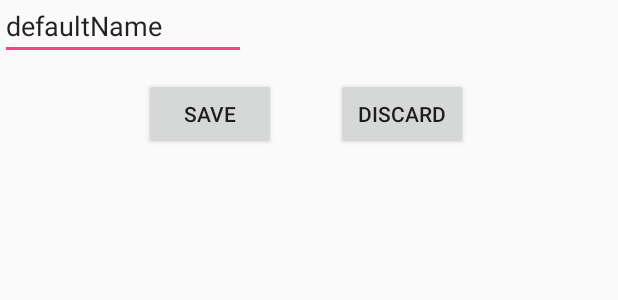
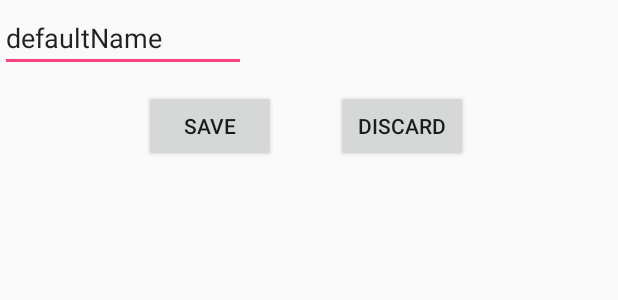
Before and after one commit to sceronio/Tempo-Master, an Android app: the layout fragment_save_recording_pop_up.xml on its own in the app's theme, with its tools: preview values and no code run, on a phone screen of 412 x 824 dp. Shown: the top 300 px of the screen. Run offline under Robolectric (Android 15) with nearby library versions, the phone set to English and light mode, and no system bars.

```diff
--- a/app/src/main/java/com/example/skyler/guitarapp/DrumFragment.kt
+++ b/app/src/main/java/com/example/skyler/guitarapp/DrumFragment.kt
@@ -7,6 +7,7 @@ import android.os.Bundle
 import android.os.Handler
 import android.os.Looper
 import android.support.v4.app.Fragment
+import android.support.v4.view.ViewCompat
 import android.view.LayoutInflater
 import android.view.View
 import android.view.ViewGroup
@@ -70,6 +71,9 @@ class DrumFragment : Fragment() {
          ClickUtils.getStop() to stopButton)
 
         recordButton.setOnClickListener {
+            pop_save.visibility = View.VISIBLE
+            ViewCompat.setTranslationZ(pop_save, -10.0f)
+            //pop_save.bringToFront()
             //reset the variables that keep track of the state of the currently recorded beat
             recordedBeat.reset()
             ClickUtils.clickRecord(buttonMap)
--- a/app/src/main/res/layout/save_recording_pop_up.xml
+++ b/app/src/main/res/layout/fragment_save_recording_pop_up.xml
@@ -9,9 +9,10 @@
         android:id="@+id/recordingName"
         android:layout_width="164dp"
         android:layout_height="40dp"
+        android:layout_marginTop="8dp"
         android:text="@string/defaultname"
-        tools:layout_editor_absoluteX="123dp"
-        tools:layout_editor_absoluteY="277dp" />
+        app:layout_constraintTop_toTopOf="parent"
+        tools:layout_editor_absoluteX="123dp" />
 
     <Button
         android:id="@+id/saveButton"
@@ -55,21 +56,7 @@
         android:layout_width="wrap_content"
         android:layout_height="wrap_content"
         android:orientation="horizontal"
-        app:layout_constraintGuide_begin="405dp" />
-
-    <android.support.constraint.Guideline
-        android:id="@+id/guideline11"
-        android:layout_width="wrap_content"
-        android:layout_height="wrap_content"
-        android:orientation="horizontal"
-        app:layout_constraintGuide_begin="20dp" />
-
-    <android.support.constraint.Guideline
-        android:id="@+id/guideline12"
-        android:layout_width="wrap_content"
-        android:layout_height="wrap_content"
-        android:orientation="horizontal"
-        app:layout_constraintGuide_begin="250dp" />
+        app:layout_constraintGuide_begin="127dp" />
 
 
 </android.support.constraint.ConstraintLayout>
```
Also changed, not shown: app/src/main/res/layout/fragment_drum.xml (+13 -3 lines).
